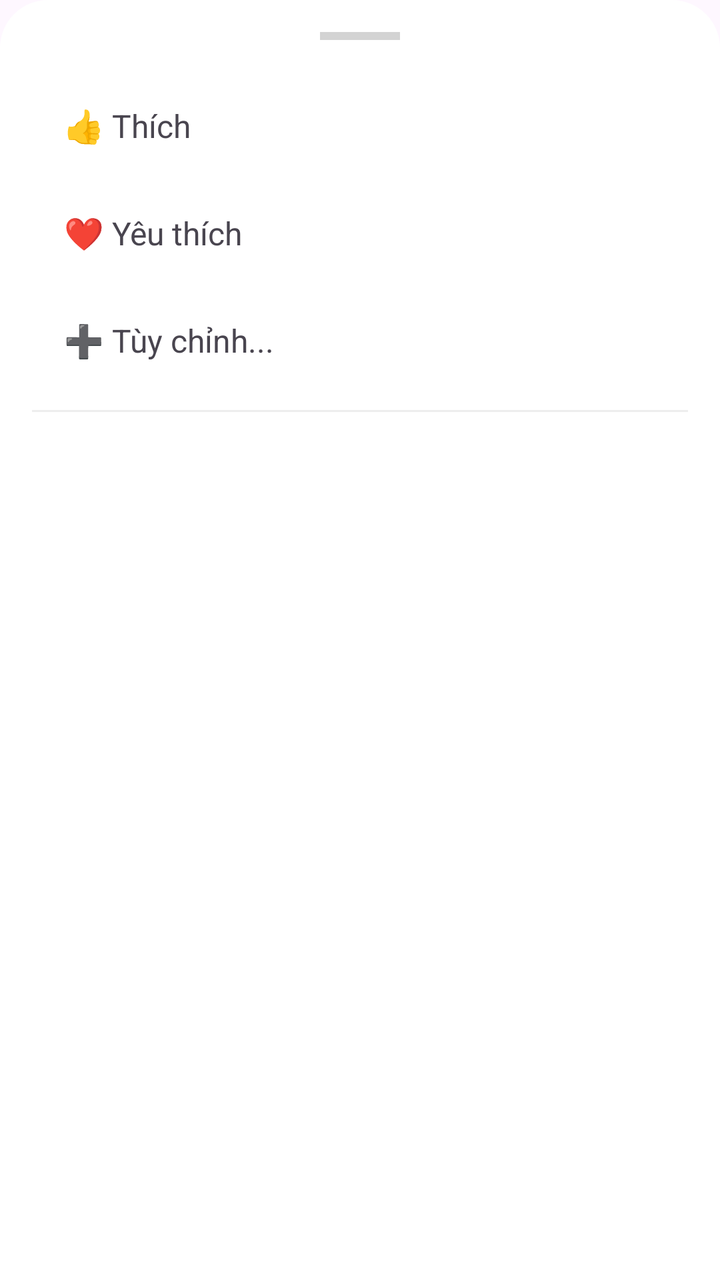
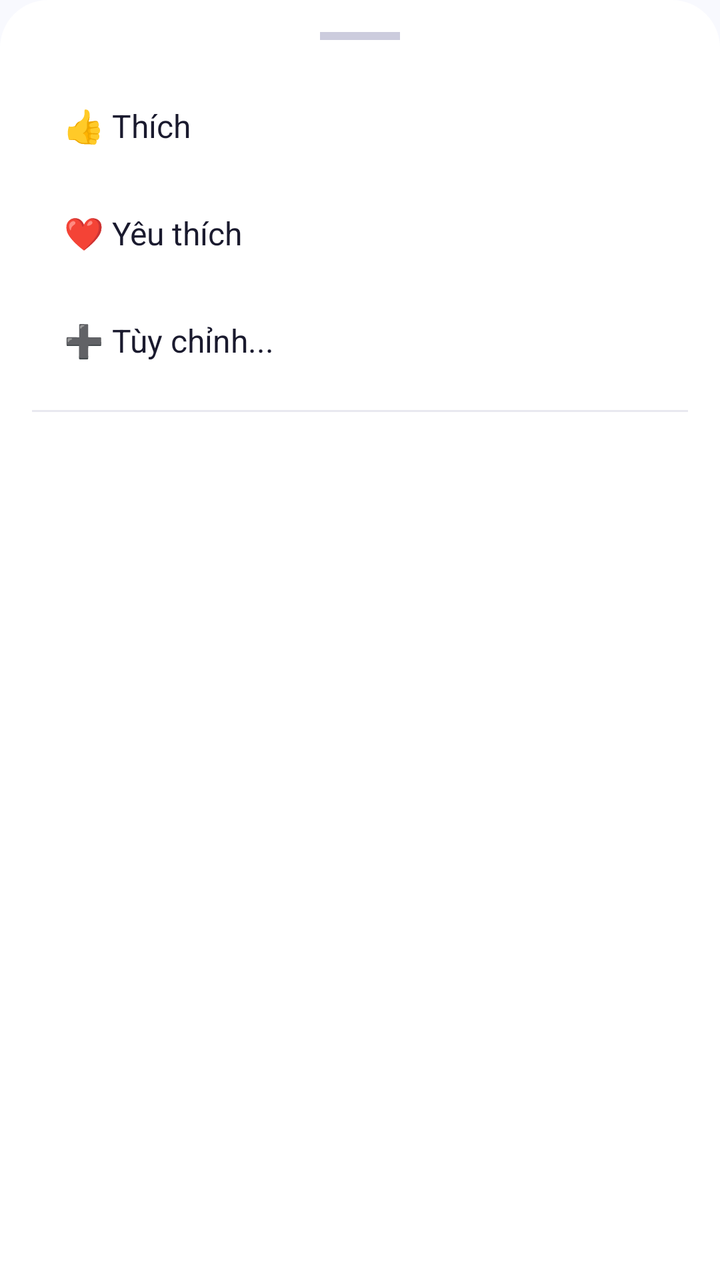

Compare the two renders of this Android layout. The source of the first and the diff that turns it into the second are given below.
<!-- AndroidManifest.xml: application theme Theme.SE114_CallingSystem -->
<!-- res/layout/layout_bottom_sheet_menu.xml -->
<?xml version="1.0" encoding="utf-8"?>
<LinearLayout xmlns:android="http://schemas.android.com/apk/res/android"
    android:layout_width="match_parent"
    android:layout_height="wrap_content"
    android:background="@drawable/bg_bottom_sheet"
    android:orientation="vertical"
    android:padding="16dp">

    <View
        android:layout_width="40dp"
        android:layout_height="4dp"
        android:layout_gravity="center_horizontal"
        android:background="#D3D3D3"
        android:layout_marginBottom="16dp"/>

    <TextView
        android:id="@+id/btnReactLike"
        android:layout_width="match_parent"
        android:layout_height="wrap_content"
        android:padding="16dp"
        android:text="👍 Thích"
        android:textSize="16sp"
        android:background="?attr/selectableItemBackground"/>

    <TextView
        android:id="@+id/btnReactLove"
        android:layout_width="match_parent"
        android:layout_height="wrap_content"
        android:padding="16dp"
        android:text="❤️ Yêu thích"
        android:textSize="16sp"
        android:background="?attr/selectableItemBackground"/>

    <TextView
        android:id="@+id/btnReactCustom"
        android:layout_width="match_parent"
        android:layout_height="wrap_content"
        android:padding="16dp"
        android:text="➕ Tùy chỉnh..."
        android:textSize="16sp"
        android:background="?attr/selectableItemBackground"/>

    <TextView
        android:id="@+id/btnRemoveReaction"
        android:layout_width="match_parent"
        android:layout_height="wrap_content"
        android:padding="16dp"
        android:text="💔 Gỡ cảm xúc"
        android:textSize="16sp"
        android:visibility="gone"
        android:background="?attr/selectableItemBackground"/>

    <View
        android:layout_width="match_parent"
        android:layout_height="1dp"
        android:background="#EEEEEE"
        android:layout_marginVertical="8dp"/>

    <TextView
        android:id="@+id/btnDelete"
        android:layout_width="match_parent"
        android:layout_height="wrap_content"
        android:padding="16dp"
        android:text="🗑️ Thu hồi tin nhắn"
        android:textColor="#F44336"
        android:textSize="16sp"
        android:textStyle="bold"
        android:visibility="gone"
        android:background="?attr/selectableItemBackground"/>

</LinearLayout>
<!-- resources referenced by this layout -->
<resources>
  <!-- drawable bg_bottom_sheet (drawable) -->
  <?xml version="1.0" encoding="utf-8"?>
  <shape xmlns:android="http://schemas.android.com/apk/res/android">
      <solid android:color="#FFFFFF"/> <corners android:topLeftRadius="24dp" android:topRightRadius="24dp"/>
  </shape>
  <style name="Theme.SE114_CallingSystem" parent="Base.Theme.SE114_CallingSystem" />
  <style name="Base.Theme.SE114_CallingSystem" parent="Theme.Material3.DayNight.NoActionBar">
          
          
      </style>
</resources>

<!-- the commit's change to res/layout/layout_bottom_sheet_menu.xml (unified diff, before → after) -->
@@ -10,7 +10,7 @@
         android:layout_width="40dp"
         android:layout_height="4dp"
         android:layout_gravity="center_horizontal"
-        android:background="#D3D3D3"
+        android:background="@color/handle_bar"
         android:layout_marginBottom="16dp"/>
 
     <TextView
@@ -19,6 +19,7 @@
         android:layout_height="wrap_content"
         android:padding="16dp"
         android:text="👍 Thích"
+        android:textColor="@color/text_primary"
         android:textSize="16sp"
         android:background="?attr/selectableItemBackground"/>
 
@@ -28,6 +29,7 @@
         android:layout_height="wrap_content"
         android:padding="16dp"
         android:text="❤️ Yêu thích"
+        android:textColor="@color/text_primary"
         android:textSize="16sp"
         android:background="?attr/selectableItemBackground"/>
 
@@ -37,6 +39,7 @@
         android:layout_height="wrap_content"
         android:padding="16dp"
         android:text="➕ Tùy chỉnh..."
+        android:textColor="@color/text_primary"
         android:textSize="16sp"
         android:background="?attr/selectableItemBackground"/>
 
@@ -46,6 +49,7 @@
         android:layout_height="wrap_content"
         android:padding="16dp"
         android:text="💔 Gỡ cảm xúc"
+        android:textColor="@color/text_primary"
         android:textSize="16sp"
         android:visibility="gone"
         android:background="?attr/selectableItemBackground"/>
@@ -53,7 +57,7 @@
     <View
         android:layout_width="match_parent"
         android:layout_height="1dp"
-        android:background="#EEEEEE"
+        android:background="@color/divider"
         android:layout_marginVertical="8dp"/>
 
     <TextView
@@ -62,7 +66,7 @@
         android:layout_height="wrap_content"
         android:padding="16dp"
         android:text="🗑️ Thu hồi tin nhắn"
-        android:textColor="#F44336"
+        android:textColor="@color/danger"
         android:textSize="16sp"
         android:textStyle="bold"
         android:visibility="gone"
<!-- resource entries referenced after the edit -->
@@ -1,14 +1,28 @@
 <!-- resources referenced by this layout -->
 <resources>
+  <color name="danger">#FF4757</color>
+  <color name="divider">#E8E8F0</color>
+  <color name="handle_bar">#CCCCDD</color>
+  <color name="text_primary">#1A1A2E</color>
   <!-- drawable bg_bottom_sheet (drawable) -->
   <?xml version="1.0" encoding="utf-8"?>
   <shape xmlns:android="http://schemas.android.com/apk/res/android">
-      <solid android:color="#FFFFFF"/> <corners android:topLeftRadius="24dp" android:topRightRadius="24dp"/>
+      <solid android:color="@color/bg_secondary"/>
+      <corners android:topLeftRadius="24dp" android:topRightRadius="24dp"/>
   </shape>
   <style name="Theme.SE114_CallingSystem" parent="Base.Theme.SE114_CallingSystem" />
+  <color name="bg_secondary">#FFFFFF</color>
   <style name="Base.Theme.SE114_CallingSystem" parent="Theme.Material3.DayNight.NoActionBar">
-          
-          
+          <item name="colorPrimary">@color/accent</item>
+          <item name="colorOnPrimary">@color/text_on_accent</item>
+          <item name="colorSecondary">@color/accent_light</item>
+          <item name="android:windowBackground">@color/bg_primary</item>
+          <item name="android:statusBarColor">@color/bg_primary</item>
+          <item name="android:navigationBarColor">@color/bg_primary</item>
       </style>
+  <color name="accent">#6C63FF</color>
+  <color name="text_on_accent">#FFFFFF</color>
+  <color name="accent_light">#8B83FF</color>
+  <color name="bg_primary">#F8F9FE</color>
 </resources>
 
